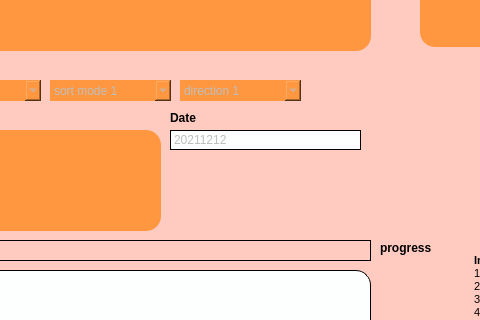
Before: the Qt Designer form add_files/GTFSQT5Q.ui in Themishau/GTFStoFahrplan, drawn with Qt 5; both pictures show x 90 to 570 and y 310 to 630 of the 914 by 714 pixel window.
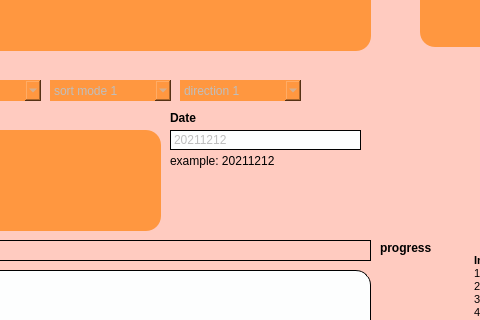
After: the same form once the commit is applied. Icons and pictures are not drawn.

Commit message: delete old programs and added new gui elements

Diff of the .ui file:
```diff
--- a/add_files/GTFSQT5Q.ui
+++ b/add_files/GTFSQT5Q.ui
@@ -974,6 +974,22 @@
     </widget>
    </widget>
   </widget>
+  <widget class="QLabel" name="label_2">
+   <property name="geometry">
+    <rect>
+     <x>260</x>
+     <y>460</y>
+     <width>141</width>
+     <height>21</height>
+    </rect>
+   </property>
+   <property name="styleSheet">
+    <string notr="true">background-color:  #ffcbc0;</string>
+   </property>
+   <property name="text">
+    <string>example: 20211212</string>
+   </property>
+  </widget>
   <zorder>label</zorder>
   <zorder>middlelabel</zorder>
   <zorder>lineOutputPath</zorder>
@@ -1007,6 +1023,7 @@
   <zorder>btnGetFile</zorder>
   <zorder>btnGetOutputDir</zorder>
   <zorder>tabWidget</zorder>
+  <zorder>label_2</zorder>
  </widget>
  <resources/>
  <connections>
```
The commit also changes 3 other files.
